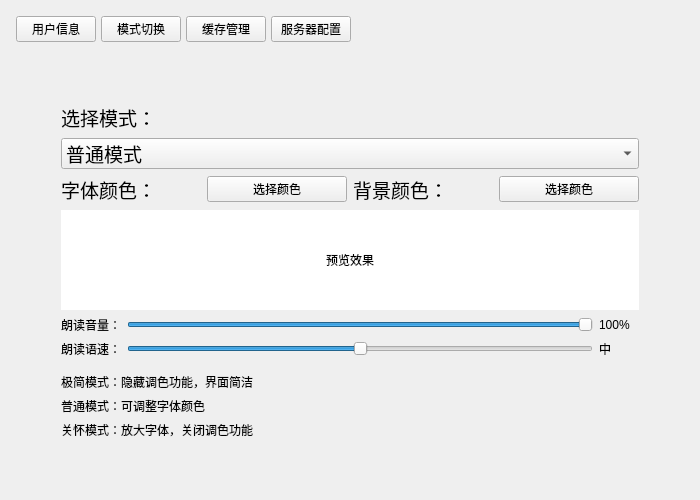
Above: Client_Qt/Client/settingswidget.ui from lazale666/Smart-Medica-Terminal before the change. Below: the same form after it.
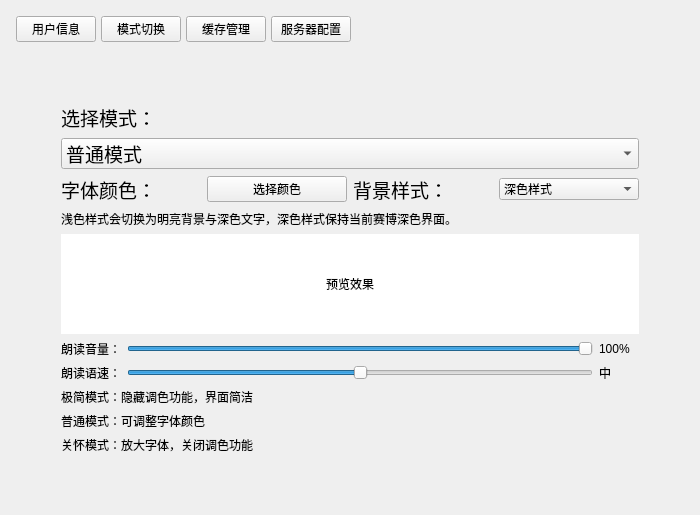
That is the form after the change. The open tabs and pages were chosen to show the change.

Commit message: fix：修复切换模式时无法生效的问题

What changed in the file:
```diff
--- a/Client_Qt/Client/settingswidget.ui
+++ b/Client_Qt/Client/settingswidget.ui
@@ -258,19 +258,36 @@
             </font>
            </property>
            <property name="text">
-            <string>背景颜色：</string>
+            <string>背景样式：</string>
            </property>
           </widget>
          </item>
          <item>
-          <widget class="QPushButton" name="bgColorBtn">
+          <widget class="QComboBox" name="bgStyleCombo">
+           <item>
            <property name="text">
-            <string>选择颜色</string>
-           </property>
+             <string>深色样式</string>
+            </property>
+           </item>
+           <item>
+            <property name="text">
+             <string>浅色样式</string>
+            </property>
+           </item>
           </widget>
          </item>
         </layout>
        </item>
+       <item>
+        <widget class="QLabel" name="bgStyleHintLabel">
+         <property name="text">
+          <string>浅色样式会切换为明亮背景与深色文字，深色样式保持当前赛博深色界面。</string>
+         </property>
+         <property name="wordWrap">
+          <bool>true</bool>
+         </property>
+        </widget>
+       </item>
        <item>
         <widget class="QLabel" name="colorPreview">
          <property name="styleSheet">
```
Lines whose indentation alone changed are shown as unchanged. The commit also changes 20 other files.
